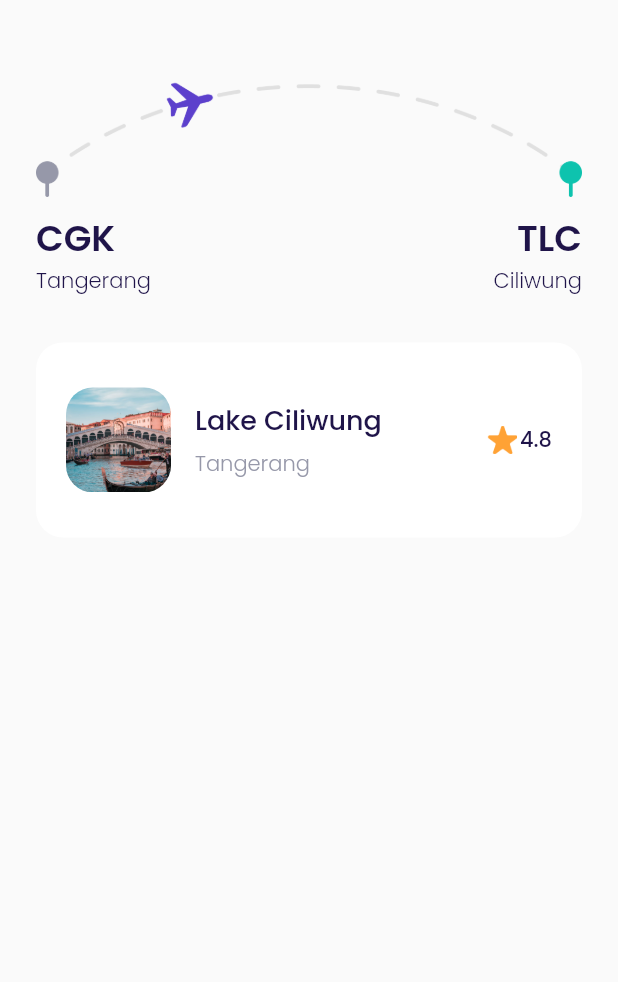
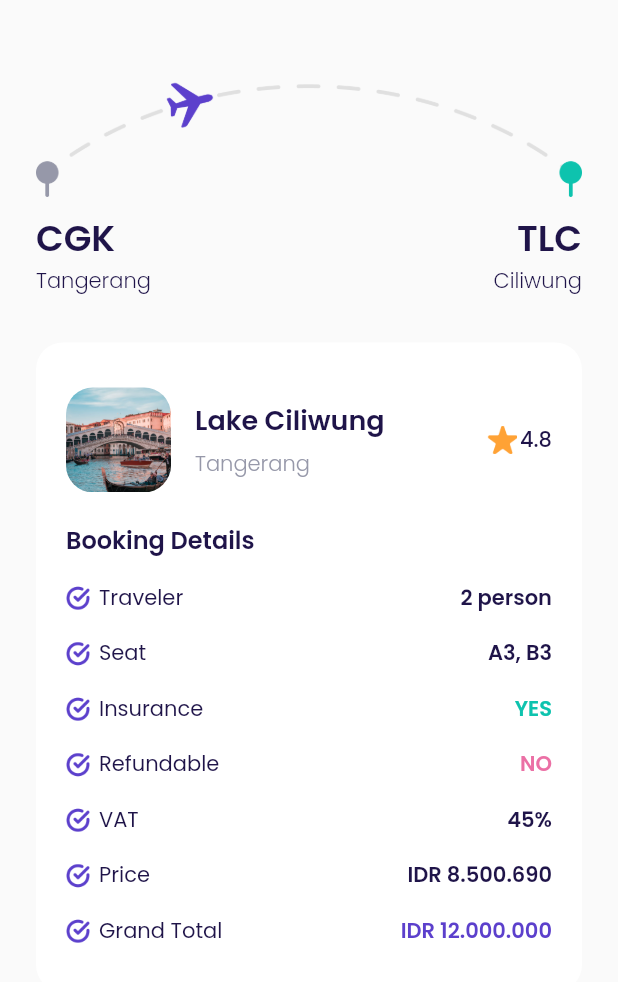
Before and after one commit to wilyanto/flutter-airplane, a Flutter app: the CheckoutPage screen opened by its route, on a phone screen of 412 x 824 dp. Shown: the top 982 px of the screen. Run offline on Flutter 3.47's test engine with Material 2 defaults, Android fonts, the phone set to English and light mode, and no system bars; our stand-ins replace google_fonts.

Commit message:
checkout details

```diff
--- a/lib/presentation/checkout/checkout_page.dart
+++ b/lib/presentation/checkout/checkout_page.dart
@@ -1,3 +1,4 @@
+import 'package:airplane/presentation/checkout/widgets/booking_detail_item.dart';
 import 'package:airplane/shared/theme.dart';
 import 'package:flutter/material.dart';
 
@@ -71,6 +72,7 @@ class CheckoutPage extends StatelessWidget {
             color: kWhiteColor,
           ),
           child: Column(
+            crossAxisAlignment: CrossAxisAlignment.start,
             children: [
               // NOTE: DESTIONATION TILE
               Row(
@@ -95,7 +97,7 @@ class CheckoutPage extends StatelessWidget {
                           'Lake Ciliwung',
                           style: blackTextStyle.copyWith(
                             fontSize: 18,
-                            fontWeight: medium,
+                            fontWeight: semiBold,
                           ),
                         ),
                         const SizedBox(
@@ -131,6 +133,55 @@ class CheckoutPage extends StatelessWidget {
                   )
                 ],
               ),
+
+              // NOTE: BOOKING DETAILS TEXT
+              Container(
+                margin: const EdgeInsets.only(top: 20),
+                child: Text(
+                  'Booking Details',
+                  style: blackTextStyle.copyWith(
+                    fontSize: 16,
+                    fontWeight: semiBold,
+                  ),
+                ),
+              ),
+
+              // NOTE: BOOKING DETAILS ITEM
+              BookingDetailItem(
+                title: 'Traveler',
+                valueText: '2 person',
+                valueColor: kBlackColor,
+              ),
+              BookingDetailItem(
+                title: 'Seat',
+                valueText: 'A3, B3',
+                valueColor: kBlackColor,
+              ),
+              BookingDetailItem(
+                title: 'Insurance',
+                valueText: 'YES',
+                valueColor: kGreenColor,
+              ),
+              BookingDetailItem(
+                title: 'Refundable',
+                valueText: 'NO',
+                valueColor: kRedColor,
+              ),
+              BookingDetailItem(
+                title: 'VAT',
+                valueText: '45%',
+                valueColor: kBlackColor,
+              ),
+              BookingDetailItem(
+                title: 'Price',
+                valueText: 'IDR 8.500.690',
+                valueColor: kBlackColor,
+              ),
+              BookingDetailItem(
+                title: 'Grand Total',
+                valueText: 'IDR 12.000.000',
+                valueColor: kPrimaryColor,
+              ),
             ],
           ),
         );
--- /dev/null
+++ b/lib/presentation/checkout/widgets/booking_detail_item.dart
@@ -0,0 +1,48 @@
+import 'package:airplane/shared/theme.dart';
+import 'package:flutter/material.dart';
+
+class BookingDetailItem extends StatelessWidget {
+  const BookingDetailItem({
+    Key? key,
+    required this.title,
+    required this.valueText,
+    required this.valueColor,
+  }) : super(key: key);
+
+  final String title;
+  final String valueText;
+  final Color valueColor;
+
+  @override
+  Widget build(BuildContext context) {
+    return Container(
+      margin: const EdgeInsets.only(top: 16),
+      child: Row(
+        children: [
+          Container(
+            width: 16,
+            height: 16,
+            margin: const EdgeInsets.only(right: 6),
+            decoration: const BoxDecoration(
+              image: DecorationImage(
+                image: AssetImage('assets/icon_check.png'),
+              ),
+            ),
+          ),
+          Text(
+            title,
+            style: blackTextStyle,
+          ),
+          const Spacer(),
+          Text(
+            valueText,
+            style: blackTextStyle.copyWith(
+              fontWeight: semiBold,
+              color: valueColor,
+            ),
+          ),
+        ],
+      ),
+    );
+  }
+}
```
